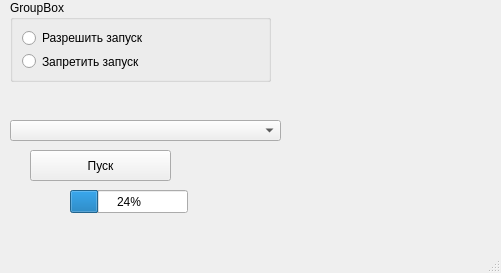
Before: the Qt Designer form 8_Modul/L4_Widget/mainwindow.ui in svcool/origin, drawn with Qt 5.
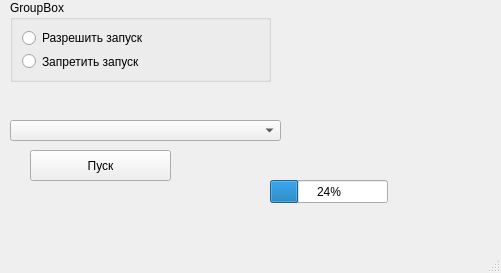
After: the same form once the commit is applied.

Diff of the .ui file:
```diff
--- a/8_Modul/L4_Widget/mainwindow.ui
+++ b/8_Modul/L4_Widget/mainwindow.ui
@@ -49,8 +49,8 @@
    <widget class="QProgressBar" name="progressBar">
     <property name="geometry">
      <rect>
-      <x>70</x>
-      <y>190</y>
+      <x>270</x>
+      <y>180</y>
       <width>118</width>
       <height>23</height>
      </rect>
```
